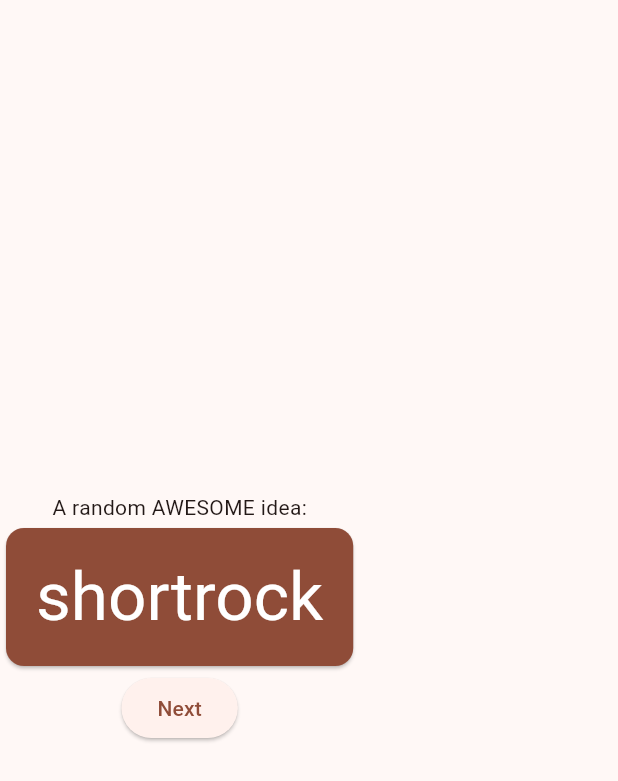
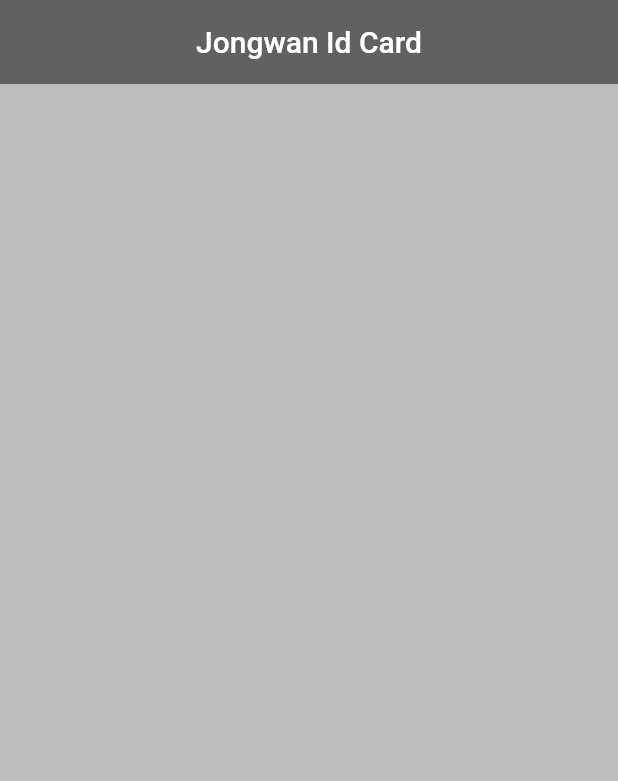
Before and after one commit to JK-Kim4/proj-flutter-toy, a Flutter app: the screen it shows after launch, on a phone screen of 412 x 824 dp. Shown: the top 781 px of the screen. Run offline on Flutter 3.47's test engine with Material 2 defaults, Android fonts, the phone set to English and light mode, and no system bars.

Commit message:
feat: flutter toy project

```diff
--- a/lib/main.dart
+++ b/lib/main.dart
@@ -1,98 +1,32 @@
-import 'package:english_words/english_words.dart';
 import 'package:flutter/material.dart';
-import 'package:provider/provider.dart';
 
 
-/**
- * At the very top of the file, you'll find the main() function.
- * In its current form, it only tells Flutter to run the app defined in MyApp.
- * */
-void main() {
-  runApp(MyApp());
-}
 
-/**
- * The MyApp class extends StatelessWidget.
- * Widgets are the elements from which you build every Flutter app.
- * As you can see, even the app itself is a widget.
- * */
-class MyApp extends StatelessWidget {
-  const MyApp({super.key});
+void main() => runApp(MaterialApp(
+  home: JWCard(),
+));
+
+class JWCard extends StatelessWidget {
+  const JWCard({Key? key}) : super(key: key);
 
   @override
   Widget build(BuildContext context) {
-    return ChangeNotifierProvider(
-      create: (context) => MyAppState(),
-      child: MaterialApp(
-        title: 'Namer App',
-        theme: ThemeData(
-          useMaterial3: true,
-          colorScheme: ColorScheme.fromSeed(seedColor: Colors.deepOrange),
-        ),
-        home: MyHomePage(),
+    return Scaffold(
+      backgroundColor: Colors.grey[400],
+      appBar: AppBar(
+        title: Text('Jongwan Id Card'),
+        centerTitle: true,
+        backgroundColor: Colors.grey[700],
+        elevation: 0.0,
       ),
-    );
-  }
-}
+      body: Padding(
+        padding: EdgeInsets.fromLTRB(30, 40, 30, 0),
+        child: Column(
+          children: [
 
-class MyAppState extends ChangeNotifier {
-  var current = WordPair.random();
-
-  void getNext(){
-    current = WordPair.random();
-    notifyListeners();
-  }
-}
-
-class MyHomePage extends StatelessWidget {
-  @override
-  Widget build(BuildContext context){
-    var appState = context.watch<MyAppState>();
-    var pair = appState.current;
-
-    return Scaffold(
-      body: Column(
-        mainAxisAlignment: MainAxisAlignment.center,
-        children: [
-          Text('A random AWESOME idea:'),
-          BigCard(pair: pair),
-          ElevatedButton(
-              onPressed: (){
-                appState.getNext();
-              },
-              child: Text('Next'),
-          ),
-        ],
+          ],
+        )
       )
     );
   }
 }
-
-class BigCard extends StatelessWidget {
-  const BigCard({
-    Key? key,
-    required this.pair,
-  }) : super(key: key);
-
-  final WordPair pair;
-
-  @override
-  Widget build(BuildContext context){
-    var theme = Theme.of(context);
-    var style = theme.textTheme.displayMedium!.copyWith(
-      color: theme.colorScheme.onPrimary
-    );
-
-    return Card(
-      color: theme.colorScheme.primary,
-      child: Padding(
-        padding: const EdgeInsets.all(20),
-        child: Text(
-          pair.asLowerCase,
-          style: style,
-          semanticsLabel: pair.asPascalCase,
-        ),
-      ),
-    );
-  }
-}
```
Also changed, not shown: pubspec.lock, 2 other files.
